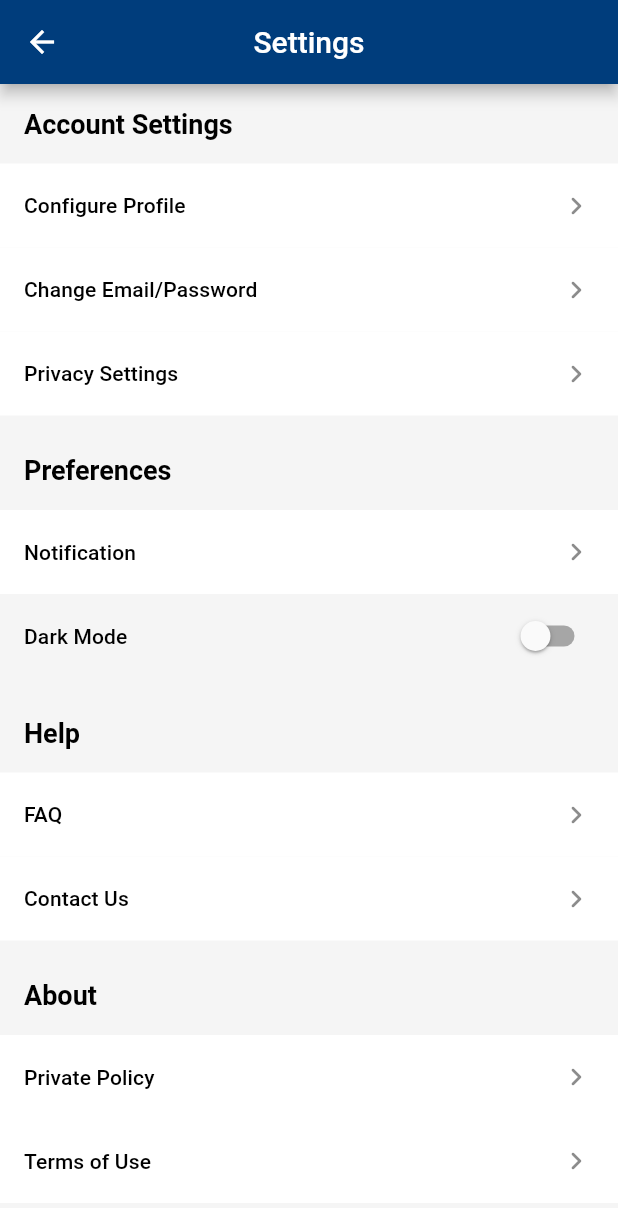
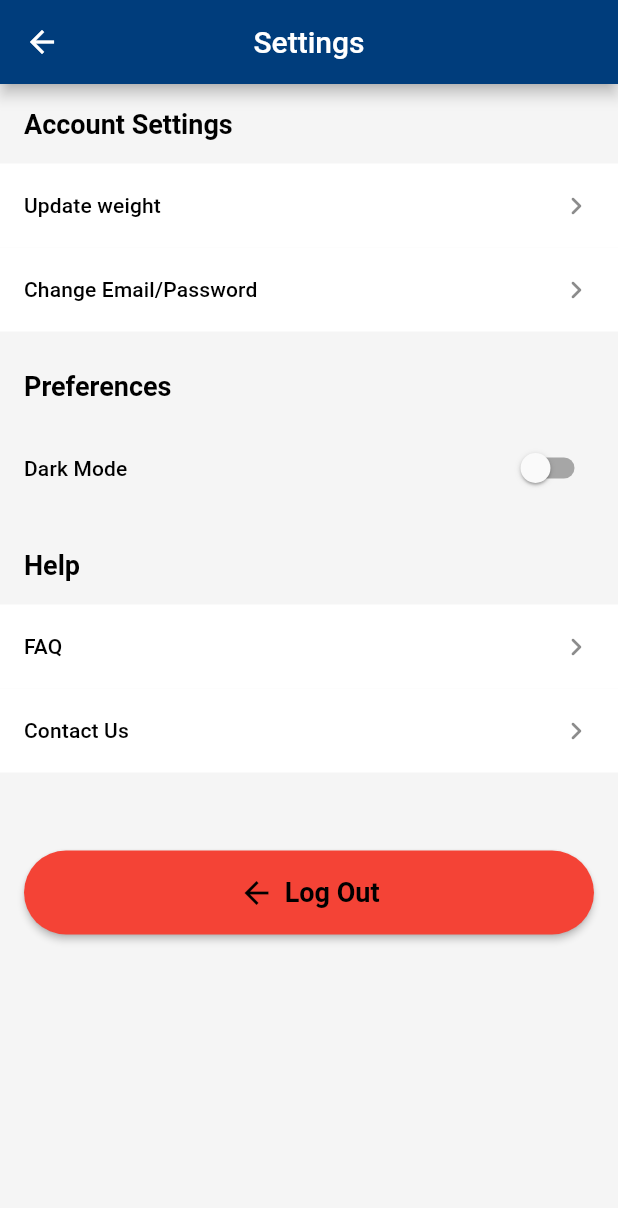
Before and after one commit to Cikguseven/D7-Orbital, a Flutter app: the screen it shows once a user with an empty profile is signed in, item 3 of the bottom bar chosen, after a tap on "Check in for +50 xp", after a tap on the "settings" icon, on a phone screen of 412 x 824 dp. Shown: the top 1208 px of the screen. Run offline on Flutter 3.47's test engine with Material 2 defaults, Android fonts, the phone set to English and light mode, and no system bars; our stand-ins replace camera, cloud_firestore, csv, dropdown_button2, email_validator, file_picker and 10 more; missing offline and left inert: age_calculator, cross_file_image, tflite_flutter, tflite_flutter_helper; accounts and stored records are empty.

Commit message:
settings wip and weight goals

```diff
--- a/App/lib/app.dart
+++ b/App/lib/app.dart
@@ -1,3 +1,5 @@
+import 'dart:io';
+
 import 'package:flutter/material.dart';
 import 'home_page.dart';
 import 'me_page.dart';
--- a/App/lib/login_widget.dart
+++ b/App/lib/login_widget.dart
@@ -64,7 +64,7 @@ class _LoginWidgetState extends State<LoginWidget> {
                 ),
               ),
               Container(
-                padding: const EdgeInsets.fromLTRB(18, 6, 0, 0),
+                padding: const EdgeInsets.fromLTRB(18, 10, 0, 0),
                 alignment: Alignment.centerLeft,
                 child: GestureDetector(
                   child: const Text(
--- a/App/lib/main.dart
+++ b/App/lib/main.dart
@@ -19,7 +19,7 @@ Future main() async {
 final navigatorKey = GlobalKey<NavigatorState>();
 
 class MyApp extends StatelessWidget {
-  static final ValueNotifier<ThemeMode> themeNotifier = ValueNotifier(ThemeMode.system);
+  static final ValueNotifier<ThemeMode> themeNotifier = ValueNotifier(ThemeMode.light);
 
   const MyApp({Key? key}) : super(key: key);
 
--- a/App/lib/me_page.dart
+++ b/App/lib/me_page.dart
@@ -1,6 +1,7 @@
 import 'dart:math';
 
 import 'package:flutter/material.dart';
+import 'main.dart';
 import 'settings_page.dart';
 import 'user_data.dart';
 import 'utils.dart';
@@ -52,7 +53,7 @@ class _MePageState extends State<MePage> {
   void loadCalories() async {
     DayLog dayLog = await Utils.getDayLogToday();
     _currentCalories = dayLog.caloriesIn;
-    _goalCalories = widget.user.rmr;
+    _goalCalories = UserData.nutritionCalculator(widget.user)[0];
   }
 
   void loadActivities() async {} // TODO: TO be added
@@ -256,15 +257,17 @@ class _MePageState extends State<MePage> {
                     ),
                   ],
                 ),
-                Utils.createVerticalSpace(26),
+                Utils.createVerticalSpace(30),
                 Container(
                   height: 1,
                   width: double.infinity,
-                  color: Colors.black,
+                  color: MyApp.themeNotifier.value == ThemeMode.light
+                      ? Colors.black
+                      : Colors.white,
                 ),
-                Utils.createVerticalSpace(16),
+                Utils.createVerticalSpace(20),
                 Utils.createHeadlineSmall("Experience", context),
-                Utils.createVerticalSpace(16),
+                Utils.createVerticalSpace(20),
                 LinearPercentIndicator(
                   padding: EdgeInsets.zero,
                   // width: 170.0,
@@ -279,20 +282,13 @@ class _MePageState extends State<MePage> {
                   center: Text(
                       "${widget.user.experience / experienceForNextLevel * 100}%"),
                   barRadius: const Radius.circular(16),
-                  progressColor: Theme.of(context).primaryColor,
+                  progressColor: Colors.green,
                 ),
                 Utils.createVerticalSpace(26),
                 Row(
                   children: [
                     Expanded(
                       child: ElevatedButton(
-                        style: Theme.of(context)
-                            .elevatedButtonTheme
-                            .style
-                            ?.copyWith(
-                              backgroundColor:
-                                  const MaterialStatePropertyAll(Colors.green),
-                            ),
                         onPressed: () {
                           widget.user.experience += 50;
                           setState(() {
@@ -306,15 +302,17 @@ class _MePageState extends State<MePage> {
                     )
                   ],
                 ),
-                Utils.createVerticalSpace(26),
+                Utils.createVerticalSpace(30),
                 Container(
                   height: 1,
                   width: double.infinity,
-                  color: Colors.black,
+                  color: MyApp.themeNotifier.value == ThemeMode.light
+                      ? Colors.black
+                      : Colors.white,
                 ),
-                Utils.createVerticalSpace(16),
+                Utils.createVerticalSpace(20),
                 Utils.createHeadlineSmall("Badges", context),
-                Utils.createVerticalSpace(16),
+                Utils.createVerticalSpace(20),
                 Row(
                   children: [
                     // TODO: Make our own Badge class that includes original art and assign badges to userData
--- a/App/lib/settings_page.dart
+++ b/App/lib/settings_page.dart
@@ -1,5 +1,6 @@
 import 'package:firebase_auth/firebase_auth.dart';
 import 'package:flutter/material.dart';
+import 'package:my_first_flutter/update_weight_page.dart';
 import 'main.dart';
 import 'utils.dart';
 
@@ -8,6 +9,10 @@ class SettingsPage extends StatelessWidget {
 
   Widget placeholderPage() {
     return const Placeholder();
+  }
+
+  Widget UpdateWeightWidget() {
+    return UpdateWeightPage();
   }
 
   @override
@@ -21,7 +26,9 @@ class SettingsPage extends StatelessWidget {
           child: Utils.createTitleSmall(text, context),
         ),
         trailing: const Icon(Icons.keyboard_arrow_right_rounded),
-        tileColor: Colors.white,
+        tileColor: Theme.of(context).brightness == Brightness.dark
+            ? Color(0xFF111111)
+            : Colors.white,
         onTap: () {
           Navigator.push(
               context,
@@ -65,9 +72,10 @@ class SettingsPage extends StatelessWidget {
                       child:
                           Utils.createTitleMedium("Account Settings", context),
                     ),
-                    settingsTile("Configure Profile", placeholderPage),
+                    settingsTile("Update weight", UpdateWeightWidget),
+                    // settingsTile("Update weight goals", UpdateWeightGoalsWidget),
                     settingsTile("Change Email/Password", placeholderPage),
-                    settingsTile("Privacy Settings", placeholderPage),
+                    // settingsTile("Privacy Settings", placeholderPage),
                   ],
                 ),
                 Utils.createVerticalSpace(10),
@@ -78,7 +86,7 @@ class SettingsPage extends StatelessWidget {
                       padding: const EdgeInsets.all(16),
                       child: Utils.createTitleMedium("Preferences", context),
                     ),
-                    settingsTile("Notification", placeholderPage),
+                    // settingsTile("Notifications", placeholderPage),
                     darkModeTile(),
                   ],
                 ),
@@ -94,18 +102,18 @@ class SettingsPage extends StatelessWidget {
                     settingsTile("Contact Us", placeholderPage),
                   ],
                 ),
-                Utils.createVerticalSpace(10),
-                Column(
-                  children: [
-                    Container(
-                      alignment: Alignment.centerLeft,
-                      padding: const EdgeInsets.all(16),
-                      child: Utils.createTitleMedium("About", context),
-                    ),
-                    settingsTile("Private Policy", placeholderPage),
-                    settingsTile("Terms of Use", placeholderPage),
-                  ],
-                ),
+                // Utils.createVerticalSpace(10),
+                // Column(
+                //   children: [
+                //     Container(
+                //       alignment: Alignment.centerLeft,
+                //       padding: const EdgeInsets.all(16),
+                //       child: Utils.createTitleMedium("About", context),
+                //     ),
+                //     settingsTile("Private Policy", placeholderPage),
+                //     settingsTile("Terms of Use", placeholderPage),
+                //   ],
+                // ),
                 Utils.createVerticalSpace(52),
                 ElevatedButton.icon(
                   style: ButtonStyle(
--- a/App/lib/signup_widget.dart
+++ b/App/lib/signup_widget.dart
@@ -17,8 +17,7 @@ class SignupWidget extends StatefulWidget {
 class _SignupWidgetState extends State<SignupWidget> {
   final formKey = GlobalKey<FormState>();
   final emailController = TextEditingController();
-  final passwordController =
-      TextEditingController(); // TODO: Make 2 password fields and validate that they are equals
+  final passwordController = TextEditingController();
   final password2Controller = TextEditingController();
 
   String? emailValidator(String? email) =>
--- a/App/lib/themes/theme_constants.dart
+++ b/App/lib/themes/theme_constants.dart
@@ -6,7 +6,7 @@ final NUS_BLUE = Utils.createMaterialColor(const Color(0xFF003D7C));
 final OFF_WHITE =
     Utils.createMaterialColor(const Color(0xFFF5F5F5));
 final DARK_FRAME_BACKGROUND =
-  Utils.createMaterialColor(const Color(0xFF343434));
+  Utils.createMaterialColor(const Color(0xFF212121));
 final INPUT_BORDER_GREY = Utils.createMaterialColor(const Color(0xFFC9C9C9));
 
 ThemeData lightTheme = ThemeData(
@@ -48,7 +48,6 @@ ThemeData lightTheme = ThemeData(
 
     // Used for text fields text
     bodySmall: TextStyle(color: Color(0xFF989898), fontSize: 14),
-    // GREY
 
     // Used for nutrition value labels (e.g. Energy)
     labelLarge: TextStyle(color: Colors.black, fontSize: 12),
@@ -77,6 +76,12 @@ ThemeData darkTheme = ThemeData(
   brightness: Brightness.dark,
   primarySwatch: OFF_WHITE,
   scaffoldBackgroundColor: DARK_FRAME_BACKGROUND,
+  appBarTheme: const AppBarTheme(
+    backgroundColor: Color(0xFF2A2A2A),
+  ),
+  bottomNavigationBarTheme: const BottomNavigationBarThemeData(
+    selectedItemColor: Colors.white,
+  ),
   elevatedButtonTheme: ElevatedButtonThemeData(
     style: ButtonStyle(
       padding: MaterialStateProperty.all<EdgeInsetsGeometry>(
@@ -111,8 +116,7 @@ ThemeData darkTheme = ThemeData(
     titleSmall: TextStyle(color: Colors.white, fontSize: 14),
 
     // Used for text fields text
-    bodySmall: TextStyle(color: Color(0xFFE1E1E1), fontSize: 14),
-    // GREY
+    bodySmall: TextStyle(color: Color(0xFFECECEC), fontSize: 14),
 
     // Used for nutrition value labels (e.g. Energy)
     labelLarge: TextStyle(color: Colors.white, fontSize: 12),
@@ -129,7 +133,7 @@ ThemeData darkTheme = ThemeData(
       borderRadius: BorderRadius.circular(8),
     ),
     filled: true,
-    fillColor: Colors.white,
+    fillColor: Color(0xFF2A2A2A),
     outlineBorder: BorderSide(
       color: INPUT_BORDER_GREY,
     ),
--- a/App/lib/user_data.dart
+++ b/App/lib/user_data.dart
@@ -1,5 +1,6 @@
 import 'package:age_calculator/age_calculator.dart';
 import 'package:flutter/material.dart';
+
 import 'day_log.dart';
 import 'utils.dart';
 
@@ -12,13 +13,9 @@ class UserData {
     height: 0.0,
     weight: 0.0,
     activityMultiplier: 0,
+    weightGoal: 0.0,
     level: 0,
     experience: 0,
-    carbsGoal: 0,
-    fatsGoal: 0,
-    proteinGoal: 0,
-    rmr: 0,
-    sugarGoal: 0,
   );
 
   // Basic Information
@@ -28,17 +25,11 @@ class UserData {
   final String birthday;
   final double height;
   final double weight;
+  final double activityMultiplier;
+  final double weightGoal;
 
   // Diary, separate collection
   List<DayLog> diary;
-
-  // Goals
-  double activityMultiplier;
-  int rmr;
-  int sugarGoal;
-  int proteinGoal;
-  int fatsGoal;
-  int carbsGoal;
 
   // Miscellaneous
   List<Badge> badgesEarned;
@@ -53,44 +44,8 @@ class UserData {
     required double height,
     required double weight,
     required double activityMultiplier,
+    required double weightGoal,
   }) {
-    DateTime dtBirthday = Utils.stringToDateTime(birthday);
-    DateDuration age = AgeCalculator.age(dtBirthday);
-    int yearsOld = age.years;
-
-    double baseRMR = 10 * weight + 6.25 * height - 5 * yearsOld;
-
-    if (gender == "Male") {
-      baseRMR += 5;
-    } else {
-      baseRMR -= 161;
-    }
-
-    double proteinMultiplier;
-
-    // unable to use switch for comparing double using ==
-    if (activityMultiplier == ActivityMultiplier.SEDENTARY) {
-      proteinMultiplier = 0.8;
-    } else if (activityMultiplier == ActivityMultiplier.LIGHTLY_ACTIVE) {
-      proteinMultiplier = 0.9;
-    } else if (activityMultiplier == ActivityMultiplier.MODERATELY_ACTIVE) {
-      proteinMultiplier = 1.0;
-    } else if (activityMultiplier == ActivityMultiplier.VERY_ACTIVE) {
-      proteinMultiplier = 1.1;
-    } else {
-      // EXTREMELY_ACTIVE
-      proteinMultiplier = 1.2;
-    }
-
-    int rmr = (baseRMR * activityMultiplier).round();
-
-    int sugarGoal = (rmr / 40).round();
-
-    int proteinGoal = (proteinMultiplier * weight).round();
-
-    int fatsGoal = (rmr / 30).round();
-
-    int carbsGoal = (rmr / 20 * 3).round();
     return UserData(
       firstName: firstName,
       lastName: lastName,
@@ -98,12 +53,8 @@ class UserData {
       birthday: birthday,
       height: height,
       weight: weight,
-      rmr: rmr,
-      sugarGoal: sugarGoal,
-      proteinGoal: proteinGoal,
-      fatsGoal: fatsGoal,
-      carbsGoal: carbsGoal,
       activityMultiplier: activityMultiplier,
+      weightGoal: weightGoal,
       experience: 0,
       level: 1,
     );
@@ -116,12 +67,8 @@ class UserData {
       required this.birthday,
       required this.height,
       required this.weight,
-      required this.rmr,
-      required this.sugarGoal,
-      required this.proteinGoal,
-      required this.fatsGoal,
-      required this.carbsGoal,
       required this.activityMultiplier,
+      required this.weightGoal,
       required this.experience,
       required this.level,
       List<DayLog>? existingDiary,
@@ -137,11 +84,7 @@ class UserData {
         'height': height,
         'weight': weight,
         'activityMultiplier': activityMultiplier,
-        'rmr': rmr,
-        'sugarGoal': sugarGoal,
-        'proteinGoal': proteinGoal,
-        'fatsGoal': fatsGoal,
-        'carbsGoal': carbsGoal,
+        'weightGoal': weightGoal,
         'experience': experience,
         'level': level,
       };
@@ -155,14 +98,52 @@ class UserData {
       height: data['height'],
       weight: data['weight'],
       activityMultiplier: data['activityMultiplier'],
-      rmr: data['rmr'],
-      sugarGoal: data['sugarGoal'],
-      proteinGoal: data['proteinGoal'],
-      fatsGoal: data['fatsGoal'],
-      carbsGoal: data['carbsGoal'],
+      weightGoal: data['weightGoal'],
       experience: data['experience'],
       level: data['level'],
     );
+  }
+
+  static List<int> nutritionCalculator(UserData user) {
+    DateTime dtBirthday = Utils.stringToDateTime(user.birthday);
+    DateDuration age = AgeCalculator.age(dtBirthday);
+    int yearsOld = age.years;
+
+    double baseRMR = 10 * user.weight + 6.25 * user.height - 5 * yearsOld;
+
+    if (user.gender == "Male") {
+      baseRMR += 5;
+    } else {
+      baseRMR -= 161;
+    }
+
+    double proteinMultiplier;
+
+    if (user.activityMultiplier == ActivityMultiplier.SEDENTARY) {
+      proteinMultiplier = 0.8;
+    } else if (user.activityMultiplier == ActivityMultiplier.LIGHTLY_ACTIVE) {
+      proteinMultiplier = 0.9;
+    } else if (user.activityMultiplier ==
+        ActivityMultiplier.MODERATELY_ACTIVE) {
+      proteinMultiplier = 1.0;
+    } else if (user.activityMultiplier == ActivityMultiplier.VERY_ACTIVE) {
+      proteinMultiplier = 1.1;
+    } else {
+      // EXTREMELY_ACTIVE
+      proteinMultiplier = 1.2;
+    }
+
+    int rmr = (baseRMR * user.activityMultiplier + 1000 * user.weightGoal).round();
+
+    int proteinGoal = (proteinMultiplier * user.weight).round();
+
+    int fatsGoal = (rmr / 30).round();
+
+    int carbsGoal = (rmr / 20 * 3).round();
+
+    int sugarGoal = (rmr / 40).round();
+
+    return [rmr, proteinGoal, fatsGoal, carbsGoal, sugarGoal];
   }
 }
 
@@ -218,7 +199,7 @@ class Badge {
 // }
 //
 // final ActivityToCaloriesPerHourMap = <Activity, int>{
-//   // TOOD: Proper calculator
+//   // TODO: Proper calculator
 //   Activity.RUNNING: 100,
 //   Activity.JOGGING: 200,
 //   Activity.WALKING: 300,
--- a/App/lib/utils.dart
+++ b/App/lib/utils.dart
@@ -171,7 +171,7 @@ class Utils {
         .collection('posts')
         .doc(postID)
         .collection('comments')
-        .orderBy('postTime', descending: true)
+        .orderBy('postTime', descending: false)
         .snapshots()
         .forEach((querySnapshot) {
       for (var comment in querySnapshot.docs) {
--- a/App/lib/verify_email_page.dart
+++ b/App/lib/verify_email_page.dart
@@ -52,7 +52,7 @@ class VerifyEmailPageState extends State<VerifyEmailPage> {
 
   Future sendEmailVerification() async {
     if (!canSendEmail) {
-      Utils.showSnackBar("Can't resend for another $cooldown seconds");
+      Utils.showSnackBar("Can't resend for another ${cooldown > 1 ? "${cooldown} seconds" : "1 second"}");
       return;
     }
     try {
@@ -102,8 +102,7 @@ class VerifyEmailPageState extends State<VerifyEmailPage> {
                     ),
                     onPressed: sendEmailVerification,
                     icon: const Icon(Icons.email_outlined, size: 24),
-                    label:
-                        Text("Resend email in \t${cooldown > 0 ? cooldown : ""} seconds"),
+                    label: cooldown > 0 ? Text("Resend email in ${cooldown > 1 ? "${cooldown} seconds" : "1 second"}") : Text("Resend email"),
                   ),
                 ),
                 Utils.createVerticalSpace(26),
```
Also changed, not shown: App/lib/check_food_page.dart (+12 -13 lines), App/lib/new_user_setup_page.dart (+89 -14 lines), App/lib/update_weight_page.dart (added, +78 -0 lines).
